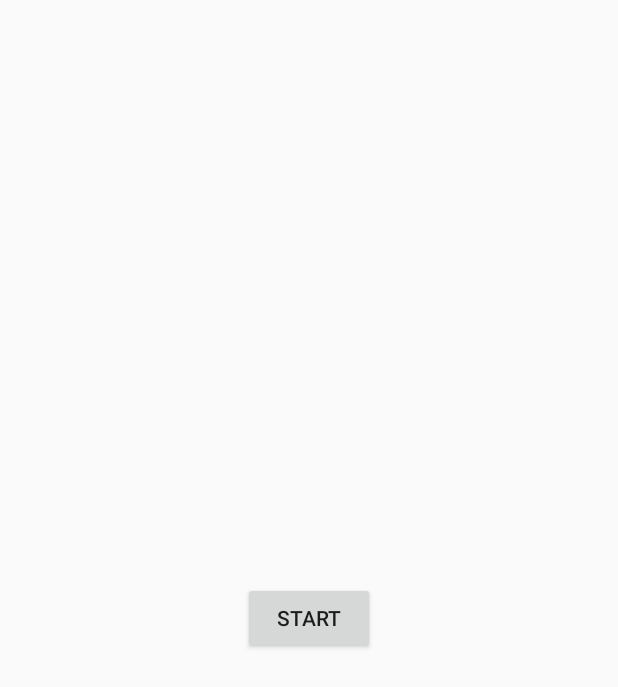
After one commit to vBubbaa/android-mouse, an Android app: the layout activity_start_screen.xml on its own in the app's theme, with its tools: preview values and no code run, on a phone screen of 412 x 824 dp. The commit adds this screen. Shown: the top 687 px of the screen. Run offline under Robolectric (Android 15) with nearby library versions, the phone set to English and light mode, and no system bars.

Commit message:
Added a start page

```diff
--- /dev/null
+++ b/app/src/main/res/layout/activity_start_screen.xml
@@ -0,0 +1,18 @@
+<?xml version="1.0" encoding="utf-8"?>
+<androidx.constraintlayout.widget.ConstraintLayout xmlns:android="http://schemas.android.com/apk/res/android"
+    xmlns:app="http://schemas.android.com/apk/res-auto"
+    xmlns:tools="http://schemas.android.com/tools"
+    android:layout_width="match_parent"
+    android:layout_height="match_parent"
+    tools:context=".StartScreen">
+
+    <Button
+        android:id="@+id/startbutton"
+        android:layout_width="wrap_content"
+        android:layout_height="wrap_content"
+        android:text="Start"
+        app:layout_constraintBottom_toBottomOf="parent"
+        app:layout_constraintEnd_toEndOf="parent"
+        app:layout_constraintStart_toStartOf="parent"
+        app:layout_constraintTop_toTopOf="parent" />
+</androidx.constraintlayout.widget.ConstraintLayout>
```
Also changed, not shown: app/src/main/AndroidManifest.xml (+29 -13 lines), app/src/main/java/com/tylerjames/meeting2progress/MainActivity.java (+8 -2 lines), app/src/main/java/com/tylerjames/meeting2progress/StartScreen.java (added, +33 -0 lines), 9 other files.
